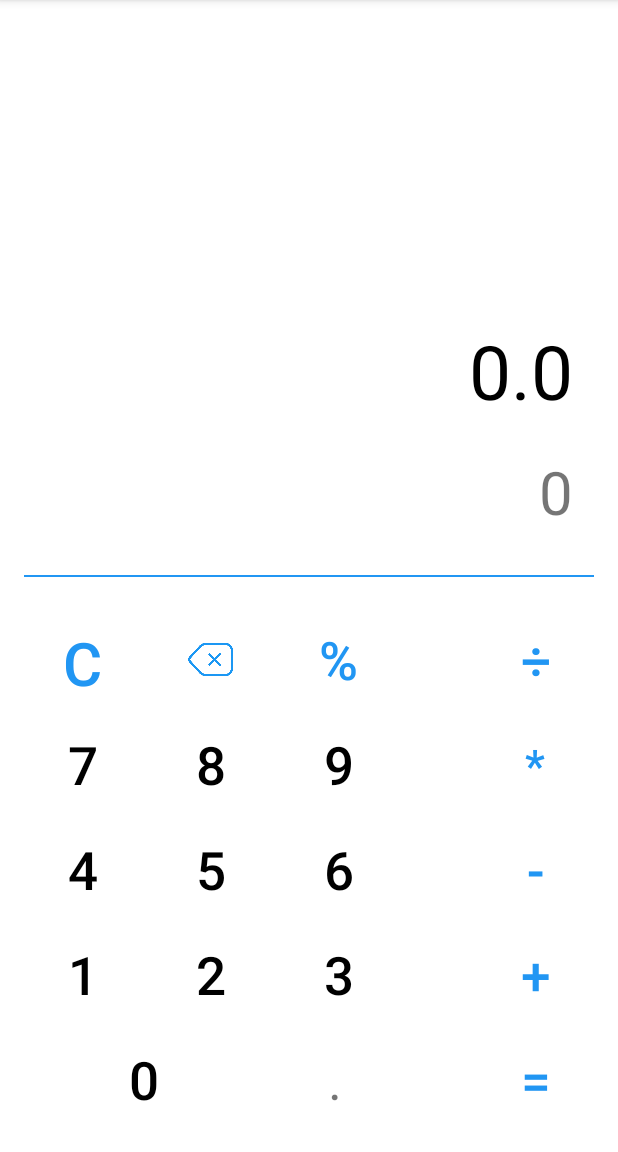
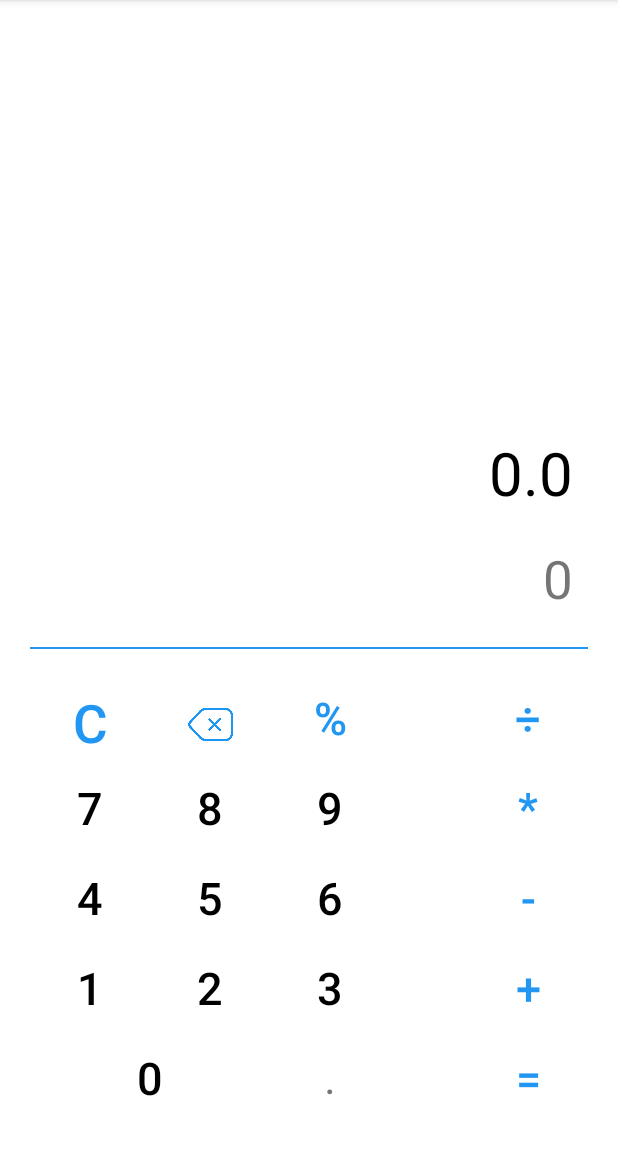
Before and after one commit to VictorHugo1607ESIME/CalculatorAndroid, an Android app: the screen it shows after launch (MainActivity), on a phone screen of 412 x 824 dp, the part 84-1236 px from its top. Run offline under Robolectric (Android 15) with nearby library versions, the phone set to English and light mode, and no system bars; our stand-ins replace data binding.

Commit message:
New view whit ConstraintLayout and add module operation

```diff
--- a/app/src/main/AndroidManifest.xml
+++ b/app/src/main/AndroidManifest.xml
@@ -2,6 +2,7 @@
 <manifest xmlns:android="http://schemas.android.com/apk/res/android"
     package="com.example.calculator">
 
+    <uses-permission android:name="android.permission.VIBRATE" />
     <application
         android:allowBackup="true"
         android:icon="@mipmap/ic_launcher"
--- a/app/src/main/java/com/example/calculator/MainActivity.kt
+++ b/app/src/main/java/com/example/calculator/MainActivity.kt
@@ -1,7 +1,11 @@
 package com.example.calculator
 
+import android.content.Context
+import android.os.Build
 import androidx.appcompat.app.AppCompatActivity
 import android.os.Bundle
+import android.os.VibrationEffect
+import android.os.Vibrator
 import android.util.Log
 import android.view.LayoutInflater
 import android.widget.Toast
@@ -33,5 +37,9 @@ class MainActivity : AppCompatActivity() {
         viewModel.resultadoAcumulado.observe(this, Observer{
                 accumulatedResult -> binding!!.resulFinal.text = accumulatedResult.toString()
         })
+
+        viewModel.lastOperation.observe(this, Observer{
+            result -> binding!!.presentOperator.text = result.toString()
+        })
     }
 }
--- a/app/src/main/java/com/example/calculator/MainViewModel.kt
+++ b/app/src/main/java/com/example/calculator/MainViewModel.kt
@@ -1,16 +1,21 @@
 package com.example.calculator
 
+import android.nfc.Tag
+import android.os.Build
+import android.os.VibrationEffect
+import android.os.Vibrator
 import android.util.Log
 import android.widget.Toast
+import androidx.annotation.RequiresApi
 import androidx.lifecycle.MutableLiveData
 import androidx.lifecycle.ViewModel
 
 class MainViewModel: ViewModel() {
 
     var resultadoAcumulado : MutableLiveData<Float> = MutableLiveData()
+    var lastValue : MutableLiveData<String> = MutableLiveData()
+    var lastOperation : MutableLiveData<Char> = MutableLiveData()
     private var resultadoAcumuladoHelp: Float = 0f
-    var lastValue : MutableLiveData<String> = MutableLiveData()
-    private var lastOperation: Char? = null
 
     init {
         reset()
@@ -20,29 +25,28 @@ class MainViewModel: ViewModel() {
         resultadoAcumulado.value = 0f
         resultadoAcumuladoHelp = 0f
         lastValue.value = "0"
-        lastOperation= null
+        lastOperation.value = ' '
     }
 
     fun setChar(number: Char){
-
         if(lastValue.value.equals("0") && isNumber(number)){
             lastValue.value = ""
         }
 
-        if(isNumber(number)){
+        if(isNumber(number) || number == '.'){
             lastValue.value += number
         }
 
-        if(lastOperation != null) {
-            when (lastOperation) {
+        if(lastOperation.value != null) {
+            when (lastOperation.value) {
+                ' ' -> add()
                 '+' -> add()
                 '-' -> subtract()
                 '*' -> multiply()
                 '/' -> split()
+                '%' -> module()
             }
-            return
         }
-        add()
     }
 
     private fun isNumber(num: Char): Boolean{
@@ -75,14 +79,23 @@ class MainViewModel: ViewModel() {
         resultadoAcumulado.value = resultadoAcumuladoHelp / lastValue.value!!.toFloat()
     }
 
+    private fun module() {
+        resultadoAcumulado.value = resultadoAcumuladoHelp % lastValue.value!!.toFloat()
+    }
+
     fun initValues(operation: Char){
         resultadoAcumuladoHelp = resultadoAcumulado.value!!
         lastValue.value = "0"
-        lastOperation = operation
+        lastOperation.value = operation
     }
 
     fun deleteLastDigit(){
-        lastValue.value = lastValue.value!!.substring(0, lastValue.value!!.length-1)
+        if(lastValue.value!!.count() > 1)
+            lastValue.value = lastValue.value!!.substring(0, lastValue.value!!.length-1)
+        else  {
+            resultadoAcumulado.value = 0f
+            lastValue.value = "0"
+        }
         setChar('d')
     }
 }
--- a/app/src/main/res/layout/activity_main.xml
+++ b/app/src/main/res/layout/activity_main.xml
@@ -9,332 +9,323 @@
             type="com.example.calculator.MainViewModel" />
     </data>
 
-    <RelativeLayout
+    <androidx.constraintlayout.widget.ConstraintLayout
         android:layout_width="match_parent"
         android:layout_height="match_parent"
-        android:orientation="vertical"
+        android:padding="20dp"
         tools:context=".MainActivity">
 
         <Button
             android:id="@+id/zero"
-            android:layout_width="155dp"
-            android:layout_height="70dp"
-            android:layout_alignParentStart="true"
-            android:layout_alignParentBottom="true"
-            android:layout_marginStart="18dp"
-            android:layout_marginEnd="15dp"
-            android:layout_marginBottom="13dp"
+            android:layout_width="160dp"
+            android:layout_height="60dp"
             android:background="@android:color/transparent"
             android:gravity="center"
             android:onClick="@{()->mainViewModel.setChar('0')}"
             android:text="0"
-            android:textAlignment="center"
             android:textColor="@color/black"
-            android:textSize="35sp" />
+            android:textSize="30sp"
+            app:layout_constraintBottom_toBottomOf="parent"
+            app:layout_constraintStart_toStartOf="parent" />
 
         <TextView
             android:id="@+id/point"
-            android:layout_width="70dp"
-            android:layout_height="70dp"
-            android:layout_below="@id/display"
+            android:layout_width="80dp"
+            android:layout_height="60dp"
             android:layout_alignTop="@id/zero"
-            android:layout_marginEnd="30dp"
             android:layout_toEndOf="@+id/zero"
             android:gravity="center"
             android:text="."
-            android:textAlignment="center"
-            android:textSize="35sp" />
+            android:onClick="@{()->mainViewModel.setChar('.')}"
+            android:textSize="30sp"
+            app:layout_constraintBottom_toBottomOf="@+id/zero"
+            app:layout_constraintStart_toEndOf="@+id/zero"
+            app:layout_constraintTop_toTopOf="@+id/zero"
+            app:layout_constraintVertical_bias="1.0" />
 
         <Button
             android:id="@+id/igual"
-            android:layout_width="70dp"
-            android:layout_height="70dp"
-            android:layout_below="@id/display"
-            android:layout_alignTop="@id/zero"
-            android:layout_alignParentEnd="true"
-            android:layout_marginEnd="20dp"
+            android:layout_width="80dp"
+            android:layout_height="60dp"
             android:background="@android:color/transparent"
             android:gravity="center"
             android:onClick="@{()->mainViewModel.initValues('=')}"
             android:text="="
             android:textAlignment="center"
             android:textColor="@color/operators"
-            android:textSize="35sp" />
+            android:textSize="30sp"
+            app:layout_constraintTop_toTopOf="@+id/point"
+            app:layout_constraintEnd_toEndOf="parent"/>
 
         <Button
             android:id="@+id/one"
-            android:layout_width="70dp"
-            android:layout_height="70dp"
-            android:layout_above="@+id/zero"
-            android:layout_alignParentStart="true"
-            android:layout_marginStart="20dp"
-            android:layout_marginEnd="15dp"
+            android:layout_width="80dp"
+            android:layout_height="60dp"
             android:background="@android:color/transparent"
             android:gravity="center"
             android:onClick="@{()->mainViewModel.setChar('1')}"
             android:text="1"
-            android:textAlignment="center"
             android:textColor="@color/black"
-            android:textSize="35sp" />
+            android:textSize="30sp"
+            app:layout_constraintStart_toStartOf="parent"
+            app:layout_constraintBottom_toTopOf="@+id/zero"/>
 
         <Button
             android:id="@+id/two"
-            android:layout_width="70dp"
-            android:layout_height="70dp"
-            android:layout_above="@+id/zero"
-            android:layout_marginEnd="15dp"
-            android:layout_toEndOf="@id/one"
+            android:layout_width="80dp"
+            android:layout_height="60dp"
             android:background="@android:color/transparent"
             android:gravity="center"
             android:onClick="@{()->mainViewModel.setChar('2')}"
             android:text="2"
             android:textAlignment="center"
             android:textColor="@color/black"
-            android:textSize="35sp" />
+            android:textSize="30sp"
+            app:layout_constraintStart_toEndOf="@+id/one"
+            app:layout_constraintTop_toTopOf="@+id/one"/>
 
         <Button
             android:id="@+id/three"
-            android:layout_width="70dp"
-            android:layout_height="70dp"
-            android:layout_above="@+id/zero"
-            android:layout_toEndOf="@id/two"
+            android:layout_width="80dp"
+            android:layout_height="60dp"
             android:background="@android:color/transparent"
             android:gravity="center"
             android:onClick="@{()->mainViewModel.setChar('3')}"
             android:text="3"
             android:textAlignment="center"
             android:textColor="@color/black"
-            android:textSize="35sp" />
+            android:textSize="30sp"
+            app:layout_constraintStart_toEndOf="@+id/two"
+            app:layout_constraintTop_toTopOf="@+id/two" />
 
         <Button
             android:id="@+id/plus"
-            android:layout_width="70dp"
-            android:layout_height="70dp"
-            android:layout_above="@+id/zero"
-            android:layout_alignParentEnd="true"
-            android:layout_marginEnd="20dp"
+            android:layout_width="80dp"
+            android:layout_height="60dp"
             android:background="@android:color/transparent"
             android:gravity="center"
             android:onClick="@{()->mainViewModel.initValues('+')}"
             android:text="+"
             android:textAlignment="center"
             android:textColor="@color/operators"
-            android:textSize="35sp" />
+            android:textSize="30sp"
+            app:layout_constraintBottom_toTopOf="@+id/igual"
+            app:layout_constraintEnd_toEndOf="parent"/>
 
         <Button
             android:id="@+id/four"
-            android:layout_width="70dp"
-            android:layout_height="70dp"
-            android:layout_above="@+id/one"
-            android:layout_alignParentStart="true"
-            android:layout_marginStart="20dp"
-            android:layout_marginEnd="15dp"
+            android:layout_width="80dp"
+            android:layout_height="60dp"
             android:background="@android:color/transparent"
             android:gravity="center"
             android:onClick="@{()->mainViewModel.setChar('4')}"
             android:text="4"
             android:textAlignment="center"
             android:textColor="@color/black"
-            android:textSize="35sp" />
+            android:textSize="30sp"
+            app:layout_constraintStart_toStartOf="parent"
+            app:layout_constraintBottom_toTopOf="@+id/one"/>
 
         <Button
             android:id="@+id/five"
-            android:layout_width="70dp"
-            android:layout_height="70dp"
-            android:layout_above="@+id/one"
-            android:layout_marginEnd="15dp"
-            android:layout_toEndOf="@id/four"
+            android:layout_width="80dp"
+            android:layout_height="60dp"
             android:background="@android:color/transparent"
             android:gravity="center"
             android:onClick="@{()->mainViewModel.setChar('5')}"
             android:text="5"
             android:textAlignment="center"
             android:textColor="@color/black"
-            android:textSize="35sp" />
+            android:textSize="30sp"
+            app:layout_constraintStart_toEndOf="@+id/four"
+            app:layout_constraintTop_toTopOf="@+id/four"/>
 
         <Button
             android:id="@+id/six"
-            android:layout_width="70dp"
-            android:layout_height="70dp"
-            android:layout_above="@+id/one"
-            android:layout_toEndOf="@+id/five"
+            android:layout_width="80dp"
+            android:layout_height="60dp"
             android:background="@android:color/transparent"
             android:gravity="center"
             android:onClick="@{()->mainViewModel.setChar('6')}"
             android:text="6"
             android:textAlignment="center"
             android:textColor="@color/black"
-            android:textSize="35sp" />
+            android:textSize="30sp"
+            app:layout_constraintStart_toEndOf="@+id/five"
+            app:layout_constraintTop_toTopOf="@+id/five"/>
 
         <Button
             android:id="@+id/minius"
-            android:layout_width="70dp"
-            android:layout_height="70dp"
-            android:layout_above="@+id/one"
-            android:layout_alignParentEnd="true"
-            android:layout_marginEnd="20dp"
+            android:layout_width="80dp"
+            android:layout_height="60dp"
             android:background="@android:color/transparent"
             android:gravity="center"
             android:onClick="@{() -> mainViewModel.initValues('-')}"
             android:text="-"
             android:textAlignment="center"
             android:textColor="@color/operators"
-            android:textSize="35sp" />
+            android:textSize="30sp"
+            app:layout_constraintEnd_toEndOf="parent"
+            app:layout_constraintTop_toTopOf="@+id/six"/>
 
         <Button
             android:id="@+id/seven"
-            android:layout_width="70dp"
-            android:layout_height="70dp"
-            android:layout_above="@+id/four"
-            android:layout_alignParentStart="true"
-            android:layout_marginStart="20dp"
-            android:layout_marginEnd="15dp"
+            android:layout_width="80dp"
+            android:layout_height="60dp"
             android:background="@android:color/transparent"
             android:gravity="center"
             android:onClick="@{()->mainViewModel.setChar('7')}"
             android:text="7"
             android:textAlignment="center"
             android:textColor="@color/black"
-            android:textSize="35sp" />
+            android:textSize="30sp"
+            app:layout_constraintStart_toStartOf="parent"
+            app:layout_constraintBottom_toTopOf="@+id/four"/>
 
         <Button
             android:id="@+id/eigth"
-            android:layout_width="70dp"
-            android:layout_height="70dp"
-            android:layout_above="@+id/four"
-            android:layout_marginEnd="15dp"
-            android:layout_toEndOf="@+id/seven"
+            android:layout_width="80dp"
+            android:layout_height="60dp"
             android:background="@android:color/transparent"
             android:gravity="center"
             android:onClick="@{()->mainViewModel.setChar('8')}"
             android:text="8"
             android:textAlignment="center"
             android:textColor="@color/black"
-            android:textSize="35sp" />
+            android:textSize="30sp"
+            app:layout_constraintStart_toEndOf="@+id/seven"
+            app:layout_constraintTop_toTopOf="@+id/seven"/>
 
         <Button
             android:id="@+id/nine"
-            android:layout_width="70dp"
-            android:layout_height="70dp"
-            android:layout_above="@+id/four"
-            android:layout_toEndOf="@+id/eigth"
+            android:layout_width="80dp"
+            android:layout_height="60dp"
             android:background="@android:color/transparent"
             android:gravity="center"
             android:onClick="@{()->mainViewModel.setChar('9')}"
             android:text="9"
             android:textAlignment="center"
             android:textColor="@color/black"
-            android:textSize="35sp" />
+            android:textSize="30sp"
+            app:layout_constraintStart_toEndOf="@+id/eigth"
+            app:layout_constraintTop_toTopOf="@+id/eigth"/>
 
         <Button
             android:id="@+id/multiplication"
-            android:layout_width="70dp"
-            android:layout_height="70dp"
-            android:layout_above="@+id/four"
-            android:layout_alignParentEnd="true"
-            android:layout_marginEnd="20dp"
+            android:layout_width="80dp"
+            android:layout_height="60dp"
             android:background="@android:color/transparent"
             android:gravity="center"
             android:onClick="@{()->mainViewModel.initValues('*')}"
             android:text="*"
             android:textAlignment="center"
             android:textColor="@color/operators"
-            android:textSize="30sp" />
+            android:textSize="30sp"
+            app:layout_constraintEnd_toEndOf="parent"
+            app:layout_constraintTop_toTopOf="@+id/nine"/>
 
         <Button
             android:id="@+id/ac"
-            android:layout_width="70dp"
-            android:layout_height="70dp"
-            android:layout_above="@+id/seven"
-            android:layout_alignParentStart="true"
-            android:layout_marginStart="20dp"
-            android:layout_marginTop="20dp"
-            android:layout_marginEnd="15dp"
+            android:layout_width="80dp"
+            android:layout_height="60dp"
             android:background="@android:color/transparent"
             android:gravity="center"
             android:onClick="@{()->mainViewModel.reset()}"
             android:text="c"
             android:textAlignment="center"
             android:textColor="@color/operators"
-            android:textSize="40sp" />
+            android:textSize="35sp"
+            app:layout_constraintStart_toStartOf="parent"
+            app:layout_constraintBottom_toTopOf="@+id/seven"/>
 
         <ImageView
             android:id="@+id/pm"
             android:layout_width="30dp"
             android:layout_height="70dp"
-            android:layout_above="@+id/seven"
-            android:layout_marginStart="20dp"
-            android:layout_marginEnd="35dp"
-            android:layout_toEndOf="@+id/ac"
             android:background="@android:color/transparent"
             android:gravity="center"
             android:onClick="@{()->mainViewModel.deleteLastDigit()}"
             android:src="@drawable/eliminar"
             android:textAlignment="center"
-            android:textColor="@color/operators" />
+            android:textColor="@color/operators"
+            app:layout_constraintStart_toEndOf="@+id/ac"
+            app:layout_constraintTop_toTopOf="@+id/ac"
+            app:layout_constraintEnd_toEndOf="@+id/eigth"/>
 
         <Button
             android:id="@+id/module"
-            android:layout_width="70dp"
-            android:layout_height="70dp"
-            android:layout_above="@+id/seven"
-            android:layout_toEndOf="@+id/pm"
+            android:layout_width="80dp"
+            android:layout_height="60dp"
             android:background="@android:color/transparent"
             android:gravity="center"
+            android:onClick="@{()->mainViewModel.initValues('%')}"
             android:text="%"
             android:textAlignment="center"
             android:textColor="@color/operators"
-            android:textSize="35sp" />
+            android:textSize="30sp"
+            app:layout_constraintStart_toStartOf="@+id/nine"
+            app:layout_constraintTop_toTopOf="@+id/ac"/>
 
         <Button
             android:id="@+id/division"
-            android:layout_width="70dp"
-            android:layout_height="70dp"
-            android:layout_above="@+id/seven"
-            android:layout_alignParentEnd="true"
-            android:layout_marginEnd="20dp"
+            android:layout_width="80dp"
+            android:layout_height="60dp"
             android:background="@android:color/transparent"
             android:gravity="center"
             android:onClick="@{()->mainViewModel.initValues('/')}"
             android:text="÷"
             android:textAlignment="center"
             android:textColor="@color/operators"
-            android:textSize="35sp" />
+            android:textSize="30sp"
+            app:layout_constraintEnd_toEndOf="parent"
+            app:layout_constraintTop_toTopOf="@+id/ac"/>
 
         <View
             android:id="@+id/line"
             android:layout_width="match_parent"
             android:layout_height="1dp"
-            android:layout_above="@id/ac"
-            android:layout_marginStart="16dp"
-            android:layout_marginEnd="16dp"
-            android:background="@color/operators" />
+            android:background="@color/operators"
+            android:layout_marginBottom="15dp"
+            app:layout_constraintBottom_toTopOf="@+id/ac"/>
+
+        <Button
+            android:id="@+id/presentOperator"
+            android:layout_width="80dp"
+            android:layout_height="0dp"
+            android:background="@android:color/transparent"
+            android:gravity="center"
+            android:text="-"
+            android:textAlignment="center"
+            android:textColor="@color/operators"
+            android:textSize="35sp"
+            app:layout_constraintStart_toStartOf="parent"
+            app:layout_constraintBottom_toBottomOf="@+id/display"
+            app:layout_constraintTop_toTopOf="@+id/display"/>
 
         <TextView
             android:id="@+id/display"
             android:layout_width="match_parent"
             android:layout_height="wrap_content"
-            android:layout_above="@+id/ac"
-            android:layout_marginStart="20dp"
-            android:layout_marginEnd="20dp"
-            android:layout_marginBottom="20dp"
+            android:layout_marginBottom="12dp"
             android:padding="10dp"
             android:text="0"
             android:textAlignment="textEnd"
-            android:textSize="40sp" />
+            android:textSize="35sp"
+            app:layout_constraintBottom_toTopOf="@+id/line"
+            app:layout_constraintEnd_toEndOf="parent"
+            app:layout_constraintHorizontal_bias="1.0"
+            app:layout_constraintStart_toEndOf="@+id/presentOperator" />
 
         <TextView
             android:id="@+id/resulFinal"
             android:layout_width="match_parent"
             android:layout_height="wrap_content"
-            android:layout_above="@+id/display"
-            android:layout_marginStart="20dp"
-            android:layout_marginEnd="20dp"
             android:padding="10dp"
             android:text=""
             android:textAlignment="textEnd"
             android:textColor="@color/black"
-            android:textSize="50sp" />
+            android:textSize="40sp"
+            app:layout_constraintBottom_toTopOf="@+id/display"/>
 
-    </RelativeLayout>
+    </androidx.constraintlayout.widget.ConstraintLayout>
 </layout>
```
